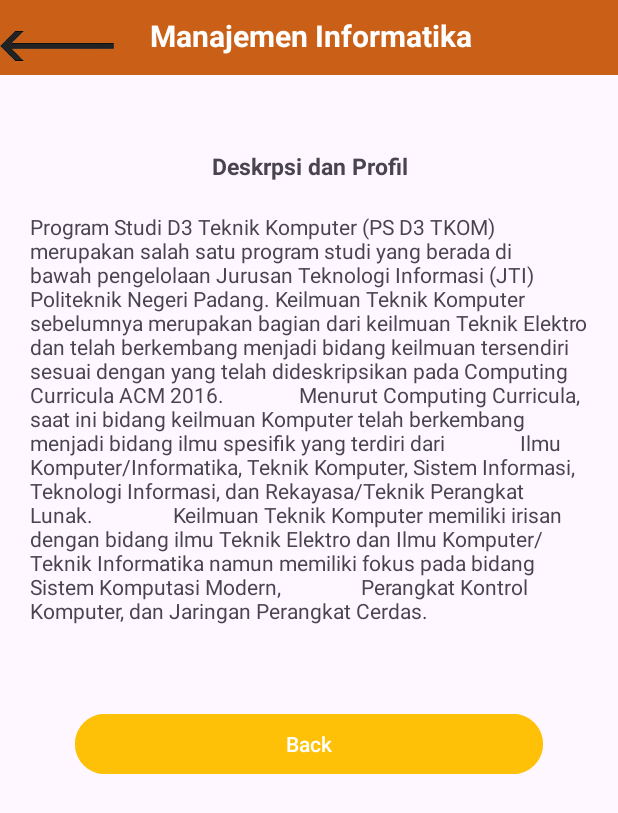
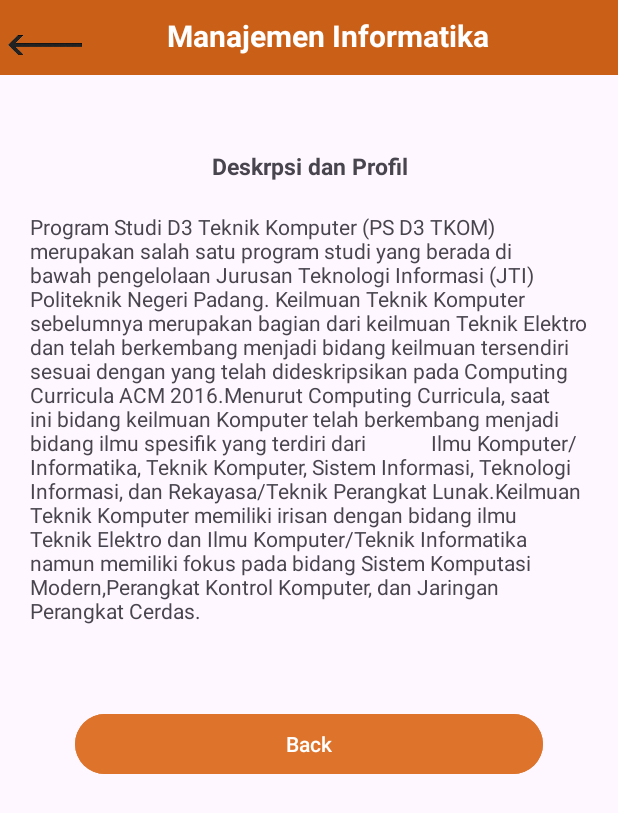
Before and after one commit to RestiAdelia/Latihan14-sept-24, an Android app: the pagetekom screen opened directly, with no data from a screen before it, on a phone screen of 412 x 824 dp. Shown: the top 813 px of the screen. Run offline under Robolectric (Android 15) with nearby library versions, the phone set to English and light mode, and no system bars.

Commit message:
update all

```diff
--- a/app/src/main/java/com/restiadelia/homepoli/adapter/AdapterGaleri.kt
+++ b/app/src/main/java/com/restiadelia/homepoli/adapter/AdapterGaleri.kt
@@ -21,7 +21,7 @@ class AdapterGaleri(
     }
 
     override fun onCreateViewHolder(parent: ViewGroup, viewType: Int): ViewHolder {
-        // Pastikan layout item_galeri.xml yang benar digunakan di sini
+
         val view = LayoutInflater.from(context).inflate(R.layout.item_galeri, parent, false)
         return ViewHolder(view)
     }
@@ -31,7 +31,7 @@ class AdapterGaleri(
         holder.imageView.setImageResource(model.imageResId)
 
         holder.itemView.setOnClickListener {
-            // Menggunakan DetailFoto untuk menampilkan gambar yang diklik
+
             val intent = Intent(context, DetailFoto::class.java)
             intent.putExtra("imageResId", model.imageResId)
             context.startActivity(intent)
--- a/app/src/main/res/layout/activity_pagetekom.xml
+++ b/app/src/main/res/layout/activity_pagetekom.xml
@@ -21,9 +21,10 @@
             android:orientation="horizontal">
 
             <ImageView
-                android:layout_width="90dp"
+                android:layout_width="60dp"
                 android:layout_height="wrap_content"
-                android:paddingRight="10dp"
+                android:paddingRight="8dp"
+                android:layout_marginLeft="5dp"
                 android:layout_marginTop="7dp"
                 android:scaleType="centerCrop"
                 android:src="@drawable/rvpanah" />
@@ -37,6 +38,7 @@
                 android:layout_marginRight="50dp"
                 android:textSize="20dp"
                 android:textStyle="bold"
+                android:textAlignment="center"
                 android:textColor="@color/white"
                 android:text="Manajemen Informatika" />
         </LinearLayout>
@@ -59,12 +61,8 @@
             android:paddingLeft="10dp"
             android:paddingRight="10dp"
             android:text="Program Studi D3 Teknik Komputer (PS D3 TKOM) merupakan salah satu program studi yang berada di bawah pengelolaan Jurusan Teknologi Informasi (JTI)
-            Politeknik Negeri Padang. Keilmuan Teknik Komputer sebelumnya merupakan bagian dari keilmuan Teknik Elektro dan telah berkembang menjadi bidang keilmuan tersendiri
-             sesuai dengan yang telah dideskripsikan pada Computing Curricula ACM 2016.
-              Menurut Computing Curricula, saat ini bidang keilmuan Komputer telah berkembang menjadi bidang ilmu spesifik yang terdiri dari
-              Ilmu Komputer/Informatika, Teknik Komputer, Sistem Informasi, Teknologi Informasi, dan Rekayasa/Teknik Perangkat Lunak.
-               Keilmuan Teknik Komputer memiliki irisan dengan bidang ilmu Teknik Elektro dan Ilmu Komputer/Teknik Informatika namun memiliki fokus pada bidang Sistem Komputasi Modern,
-               Perangkat Kontrol Komputer, dan Jaringan Perangkat Cerdas."
+            Politeknik Negeri Padang. Keilmuan Teknik Komputer sebelumnya merupakan bagian dari keilmuan Teknik Elektro dan telah berkembang menjadi bidang keilmuan tersendiri   sesuai dengan yang telah dideskripsikan pada Computing Curricula ACM 2016.Menurut Computing Curricula, saat ini bidang keilmuan Komputer telah berkembang menjadi bidang ilmu spesifik yang terdiri dari
+            Ilmu Komputer/Informatika, Teknik Komputer, Sistem Informasi, Teknologi Informasi, dan Rekayasa/Teknik Perangkat Lunak.Keilmuan Teknik Komputer memiliki irisan dengan bidang ilmu Teknik Elektro dan Ilmu Komputer/Teknik Informatika namun memiliki fokus pada bidang Sistem Komputasi Modern,Perangkat Kontrol Komputer, dan Jaringan Perangkat Cerdas."
             android:textAlignment="gravity"
             android:textColorLink="#0F0E0E" />
 
@@ -76,7 +74,7 @@
             android:layout_marginLeft="50dp"
             android:layout_marginTop="55dp"
             android:layout_marginRight="50dp"
-            android:backgroundTint="#FFC107"
+            android:backgroundTint="#DE742C"
             android:text="Back" />
 
 
```
Also changed, not shown: app/src/main/res/layout/activity_main.xml (+6 -10 lines), app/src/main/res/layout/activity_pagemi.xml (+6 -6 lines).
